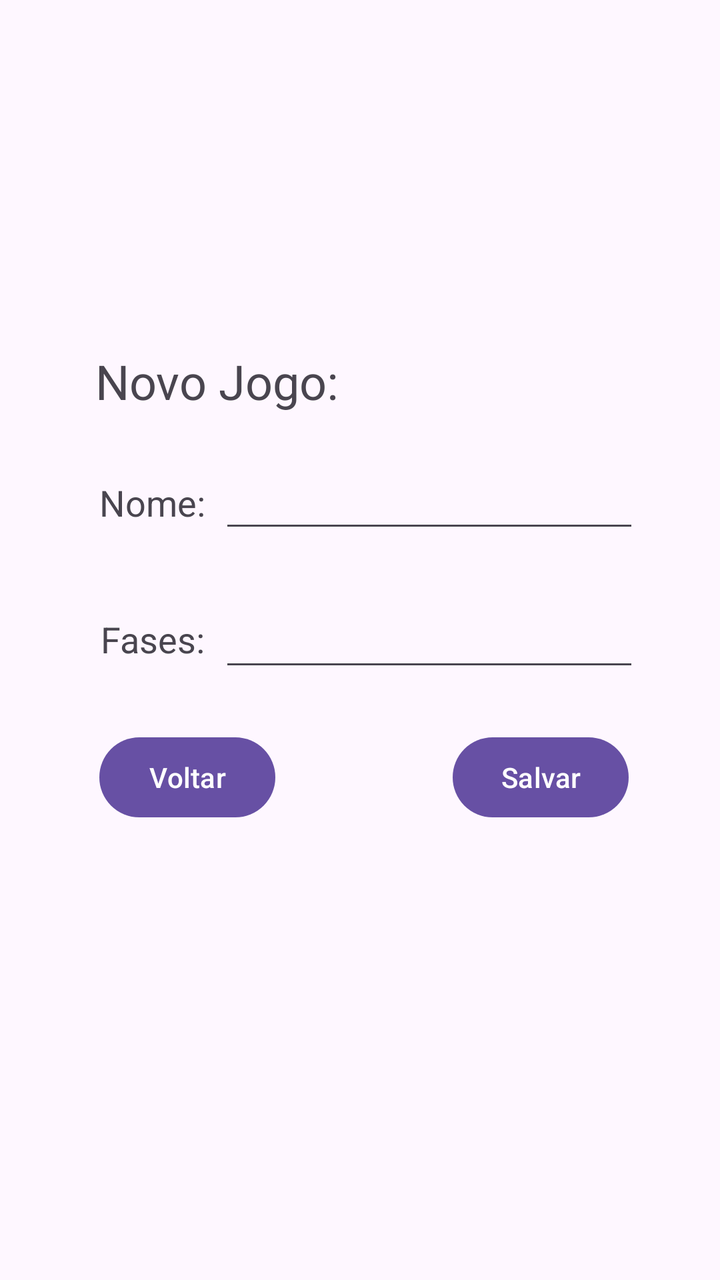
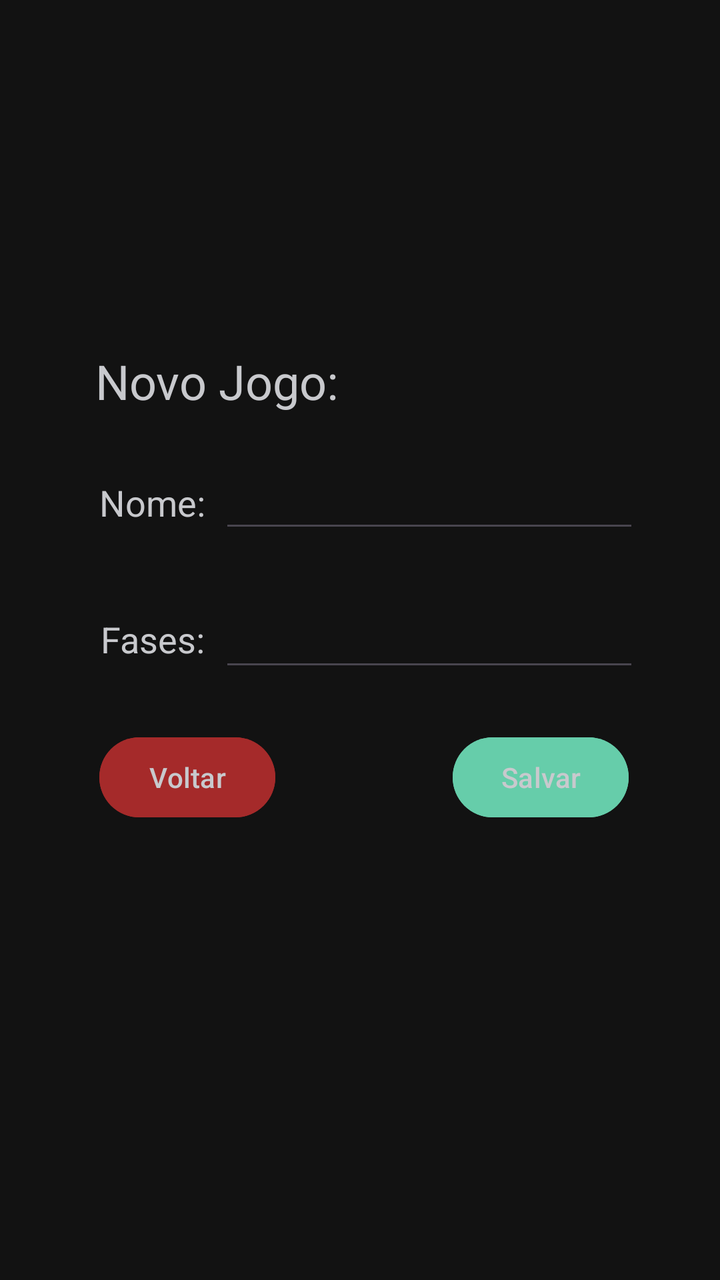

Screens rendered from an Android XML layout before and after an edit, with the pre-edit source and the edit as a unified diff.
<!-- AndroidManifest.xml: application theme Theme.AppDeProgresso -->
<!-- res/layout/activity_game_add.xml -->
<?xml version="1.0" encoding="utf-8"?>
<androidx.constraintlayout.widget.ConstraintLayout xmlns:android="http://schemas.android.com/apk/res/android"
    xmlns:app="http://schemas.android.com/apk/res-auto"
    xmlns:tools="http://schemas.android.com/tools"
    android:id="@+id/gameProgressActivity"
    android:layout_width="match_parent"
    android:layout_height="match_parent"
    tools:context=".GameAddActivity">

    <TextView
        android:id="@+id/novo_jogo"
        android:layout_width="wrap_content"
        android:layout_height="wrap_content"
        android:text="Novo Jogo:"
        android:textSize="24sp"
        app:layout_constraintBottom_toBottomOf="parent"
        app:layout_constraintEnd_toEndOf="parent"
        app:layout_constraintHorizontal_bias="0.2"
        app:layout_constraintStart_toStartOf="parent"
        app:layout_constraintTop_toTopOf="parent"
        app:layout_constraintVertical_bias="0.287" />

    <TextView
        android:id="@+id/nome"
        android:layout_width="wrap_content"
        android:layout_height="wrap_content"
        android:text="Nome:"
        android:textSize="18sp"
        app:layout_constraintBottom_toBottomOf="parent"
        app:layout_constraintEnd_toEndOf="parent"
        app:layout_constraintHorizontal_bias="0.162"
        app:layout_constraintStart_toStartOf="parent"
        app:layout_constraintTop_toTopOf="parent"
        app:layout_constraintVertical_bias="0.388" />

    <TextView
        android:id="@+id/fase"
        android:layout_width="wrap_content"
        android:layout_height="wrap_content"
        android:text="Fases:"
        android:textSize="18sp"
        app:layout_constraintBottom_toBottomOf="parent"
        app:layout_constraintEnd_toEndOf="parent"
        app:layout_constraintHorizontal_bias="0.164"
        app:layout_constraintStart_toStartOf="parent"
        app:layout_constraintTop_toTopOf="parent"
        app:layout_constraintVertical_bias="0.499" />

    <EditText
        android:id="@+id/input_fase"
        android:layout_width="wrap_content"
        android:layout_height="wrap_content"
        android:ems="10"
        android:inputType="number"
        app:layout_constraintBottom_toBottomOf="parent"
        app:layout_constraintEnd_toEndOf="parent"
        app:layout_constraintHorizontal_bias="0.731"
        app:layout_constraintStart_toStartOf="parent"
        app:layout_constraintTop_toTopOf="parent" />

    <Button
        android:id="@+id/button_salvar"
        android:layout_width="wrap_content"
        android:layout_height="wrap_content"
        android:text="@string/salvar_txt"
        app:layout_constraintBottom_toBottomOf="parent"
        app:layout_constraintEnd_toEndOf="parent"
        app:layout_constraintHorizontal_bias="0.832"
        app:layout_constraintStart_toStartOf="parent"
        app:layout_constraintTop_toTopOf="parent"
        app:layout_constraintVertical_bias="0.616" />

    <Button
        android:id="@+id/button_voltar"
        android:layout_width="wrap_content"
        android:layout_height="wrap_content"
        android:text="@string/voltar_txt"
        app:layout_constraintBottom_toBottomOf="parent"
        app:layout_constraintEnd_toEndOf="parent"
        app:layout_constraintHorizontal_bias="0.182"
        app:layout_constraintStart_toStartOf="parent"
        app:layout_constraintTop_toTopOf="parent"
        app:layout_constraintVertical_bias="0.616" />

    <EditText
        android:id="@+id/input_nome"
        android:layout_width="wrap_content"
        android:layout_height="wrap_content"
        android:ems="10"
        android:inputType="text"
        app:layout_constraintBottom_toBottomOf="parent"
        app:layout_constraintEnd_toEndOf="parent"
        app:layout_constraintHorizontal_bias="0.731"
        app:layout_constraintStart_toStartOf="parent"
        app:layout_constraintTop_toTopOf="parent"
        app:layout_constraintVertical_bias="0.384" />
</androidx.constraintlayout.widget.ConstraintLayout>
<!-- resources referenced by this layout -->
<resources>
  <string name="salvar_txt">Salvar</string>
  <string name="voltar_txt">Voltar</string>
  <style name="Theme.AppDeProgresso" parent="Base.Theme.AppDeProgresso" />
  <style name="Base.Theme.AppDeProgresso" parent="Theme.Material3.DayNight.NoActionBar">
          
          
      </style>
</resources>

<!-- the commit's change to res/layout/activity_game_add.xml (unified diff, before → after) -->
@@ -5,12 +5,14 @@
     android:id="@+id/gameProgressActivity"
     android:layout_width="match_parent"
     android:layout_height="match_parent"
+    android:background="#121212"
     tools:context=".GameAddActivity">
 
     <TextView
         android:id="@+id/novo_jogo"
         android:layout_width="wrap_content"
         android:layout_height="wrap_content"
+        android:textColor="#C8C9CD"
         android:text="Novo Jogo:"
         android:textSize="24sp"
         app:layout_constraintBottom_toBottomOf="parent"
@@ -24,6 +26,7 @@
         android:id="@+id/nome"
         android:layout_width="wrap_content"
         android:layout_height="wrap_content"
+        android:textColor="#C8C9CD"
         android:text="Nome:"
         android:textSize="18sp"
         app:layout_constraintBottom_toBottomOf="parent"
@@ -37,6 +40,7 @@
         android:id="@+id/fase"
         android:layout_width="wrap_content"
         android:layout_height="wrap_content"
+        android:textColor="#C8C9CD"
         android:text="Fases:"
         android:textSize="18sp"
         app:layout_constraintBottom_toBottomOf="parent"
@@ -50,6 +54,7 @@
         android:id="@+id/input_fase"
         android:layout_width="wrap_content"
         android:layout_height="wrap_content"
+        android:textColor="#C8C9CD"
         android:ems="10"
         android:inputType="number"
         app:layout_constraintBottom_toBottomOf="parent"
@@ -68,7 +73,9 @@
         app:layout_constraintHorizontal_bias="0.832"
         app:layout_constraintStart_toStartOf="parent"
         app:layout_constraintTop_toTopOf="parent"
-        app:layout_constraintVertical_bias="0.616" />
+        app:layout_constraintVertical_bias="0.616"
+        android:backgroundTint="#66CDAA"
+        android:textColor="#C8C9CD"/>
 
     <Button
         android:id="@+id/button_voltar"
@@ -80,12 +87,15 @@
         app:layout_constraintHorizontal_bias="0.182"
         app:layout_constraintStart_toStartOf="parent"
         app:layout_constraintTop_toTopOf="parent"
-        app:layout_constraintVertical_bias="0.616" />
+        app:layout_constraintVertical_bias="0.616"
+        android:backgroundTint="#A52A2A"
+        android:textColor="#C8C9CD"/>
 
     <EditText
         android:id="@+id/input_nome"
         android:layout_width="wrap_content"
         android:layout_height="wrap_content"
+        android:textColor="#C8C9CD"
         android:ems="10"
         android:inputType="text"
         app:layout_constraintBottom_toBottomOf="parent"
